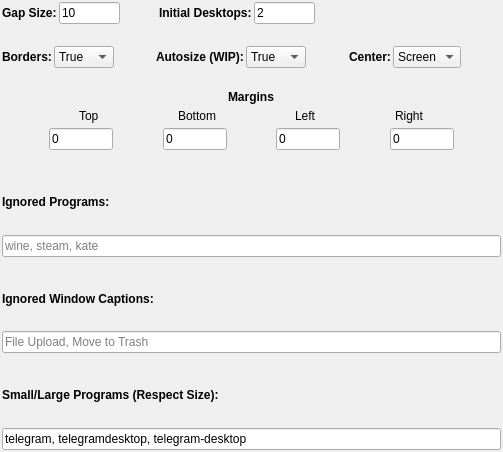
Qt form contents/ui/config.ui (Jazqa/kwin-quarter-tiling) before a commit.
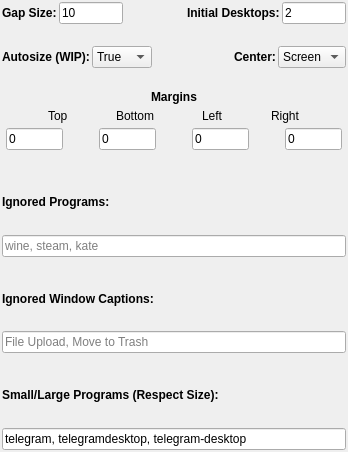
The same form after that commit.

Commit message: removed the borders option from all the files

What changed in the file:
```diff
--- a/contents/ui/config.ui
+++ b/contents/ui/config.ui
@@ -6,7 +6,7 @@
    <rect>
     <x>0</x>
     <y>0</y>
-    <width>503</width>
+    <width>348</width>
     <height>452</height>
    </rect>
   </property>
@@ -98,71 +98,6 @@
          </property>
         </widget>
        </item>
-       <item>
-        <spacer name="horizontalSpacer_17">
-         <property name="orientation">
-          <enum>Qt::Horizontal</enum>
-         </property>
-         <property name="sizeHint" stdset="0">
-          <size>
-           <width>40</width>
-           <height>20</height>
-          </size>
-         </property>
-        </spacer>
-       </item>
-       <item>
-        <spacer name="horizontalSpacer_18">
-         <property name="orientation">
-          <enum>Qt::Horizontal</enum>
-         </property>
-         <property name="sizeHint" stdset="0">
-          <size>
-           <width>40</width>
-           <height>20</height>
-          </size>
-         </property>
-        </spacer>
-       </item>
-       <item>
-        <spacer name="horizontalSpacer_16">
-         <property name="orientation">
-          <enum>Qt::Horizontal</enum>
-         </property>
-         <property name="sizeHint" stdset="0">
-          <size>
-           <width>40</width>
-           <height>20</height>
-          </size>
-         </property>
-        </spacer>
-       </item>
-       <item>
-        <spacer name="horizontalSpacer_2">
-         <property name="orientation">
-          <enum>Qt::Horizontal</enum>
-         </property>
-         <property name="sizeHint" stdset="0">
-          <size>
-           <width>40</width>
-           <height>20</height>
-          </size>
-         </property>
-        </spacer>
-       </item>
-       <item>
-        <spacer name="horizontalSpacer_7">
-         <property name="orientation">
-          <enum>Qt::Horizontal</enum>
-         </property>
-         <property name="sizeHint" stdset="0">
-          <size>
-           <width>40</width>
-           <height>20</height>
-          </size>
-         </property>
-        </spacer>
-       </item>
       </layout>
      </item>
      <item>
@@ -186,40 +121,6 @@
        <property name="topMargin">
         <number>0</number>
        </property>
-       <item>
-        <widget class="QLabel" name="label">
-         <property name="text">
-          <string>&lt;b&gt;Borders:&lt;/b&gt;</string>
-         </property>
-        </widget>
-       </item>
-       <item>
-        <widget class="QComboBox" name="kcfg_borders">
-         <item>
-          <property name="text">
-           <string>True</string>
-          </property>
-         </item>
-         <item>
-          <property name="text">
-           <string>False</string>
-          </property>
-         </item>
-        </widget>
-       </item>
-       <item>
-        <spacer name="horizontalSpacer">
-         <property name="orientation">
-          <enum>Qt::Horizontal</enum>
-         </property>
-         <property name="sizeHint" stdset="0">
-          <size>
-           <width>40</width>
-           <height>20</height>
-          </size>
-         </property>
-        </spacer>
-       </item>
        <item>
         <widget class="QLabel" name="label_2">
          <property name="text">
@@ -275,19 +176,6 @@
          </item>
         </widget>
        </item>
-       <item>
-        <spacer name="horizontalSpacer_8">
-         <property name="orientation">
-          <enum>Qt::Horizontal</enum>
-         </property>
-         <property name="sizeHint" stdset="0">
-          <size>
-           <width>10</width>
-           <height>20</height>
-          </size>
-         </property>
-        </spacer>
-       </item>
       </layout>
      </item>
      <item>
```
The commit also changes 2 other files.
